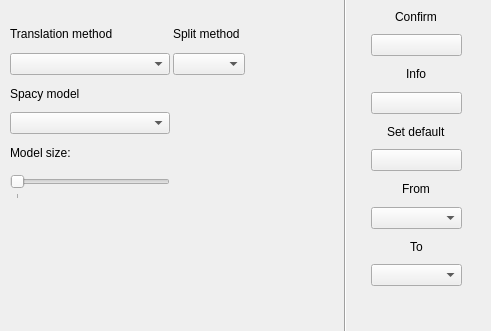
alexeikeler/Diplom, file ui/qt_forms/basic_translation_tab.ui: the form before one commit.
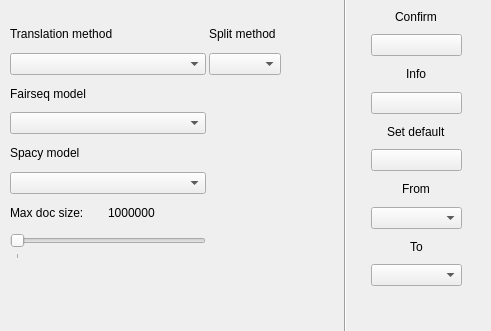
The form after the commit. Icons and pictures are not drawn.

Commit message: Adding functionality to basic_translation_tab widget

Diff of the .ui file:
```diff
--- a/ui/qt_forms/basic_translation_tab.ui
+++ b/ui/qt_forms/basic_translation_tab.ui
@@ -117,8 +117,8 @@
     <rect>
      <x>10</x>
      <y>20</y>
-     <width>235</width>
-     <height>179</height>
+     <width>271</width>
+     <height>239</height>
     </rect>
    </property>
    <layout class="QGridLayout" name="translation_grid_layout">
@@ -128,6 +128,24 @@
     <property name="verticalSpacing">
      <number>5</number>
     </property>
+    <item row="7" column="0">
+     <layout class="QHBoxLayout" name="horizontalLayout">
+      <item>
+       <widget class="QLabel" name="doc_max_size_label">
+        <property name="text">
+         <string>Max doc size: </string>
+        </property>
+       </widget>
+      </item>
+      <item>
+       <widget class="QLabel" name="doc_max_size_value_label">
+        <property name="text">
+         <string>1000000</string>
+        </property>
+       </widget>
+      </item>
+     </layout>
+    </item>
     <item row="1" column="1">
      <widget class="QLabel" name="split_method_label">
       <property name="text">
@@ -135,9 +153,6 @@
       </property>
      </widget>
     </item>
-    <item row="4" column="0">
-     <widget class="QComboBox" name="bt_spacy_model_combo_box"/>
-    </item>
     <item row="1" column="0">
      <widget class="QLabel" name="translation_method_label">
       <property name="text">
@@ -145,8 +160,34 @@
       </property>
      </widget>
     </item>
+    <item row="5" column="0">
+     <widget class="QLabel" name="bt_spacy_model_label">
+      <property name="text">
+       <string>Spacy model</string>
+      </property>
+     </widget>
+    </item>
     <item row="6" column="0">
-     <widget class="QSlider" name="nlp_max_size_slider">
+     <widget class="QComboBox" name="bt_spacy_model_combo_box"/>
+    </item>
+    <item row="4" column="0">
+     <widget class="QComboBox" name="fairseq_translation_model_combo_box"/>
+    </item>
+    <item row="2" column="0">
+     <widget class="QComboBox" name="translation_method_combo_box">
+      <property name="maximumSize">
+       <size>
+        <width>256</width>
+        <height>16777215</height>
+       </size>
+      </property>
+      <property name="sizeAdjustPolicy">
+       <enum>QComboBox::AdjustToMinimumContentsLength</enum>
+      </property>
+     </widget>
+    </item>
+    <item row="8" column="0">
+     <widget class="QSlider" name="doc_max_size_slider">
       <property name="maximumSize">
        <size>
         <width>100000</width>
@@ -176,47 +217,16 @@
       </property>
      </widget>
     </item>
-    <item row="2" column="0">
-     <widget class="QComboBox" name="translation_method_combo_box">
-      <property name="maximumSize">
-       <size>
-        <width>256</width>
-        <height>16777215</height>
-       </size>
-      </property>
-      <property name="sizeAdjustPolicy">
-       <enum>QComboBox::AdjustToMinimumContentsLength</enum>
-      </property>
-     </widget>
-    </item>
     <item row="2" column="1">
      <widget class="QComboBox" name="split_method_combo_box"/>
     </item>
     <item row="3" column="0">
-     <widget class="QLabel" name="bt_spacy_model_label">
+     <widget class="QLabel" name="fairseq_translation_model_label">
       <property name="text">
-       <string>Spacy model</string>
+       <string>Fairseq model</string>
       </property>
      </widget>
     </item>
-    <item row="5" column="0">
-     <layout class="QHBoxLayout" name="horizontalLayout">
-      <item>
-       <widget class="QLabel" name="model_size_label">
-        <property name="text">
-         <string>Model size:</string>
-        </property>
-       </widget>
-      </item>
-      <item>
-       <widget class="QLabel" name="model_size_value_label">
-        <property name="text">
-         <string/>
-        </property>
-       </widget>
-      </item>
-     </layout>
-    </item>
    </layout>
   </widget>
  </widget>
```
The commit also changes 11 other files.
